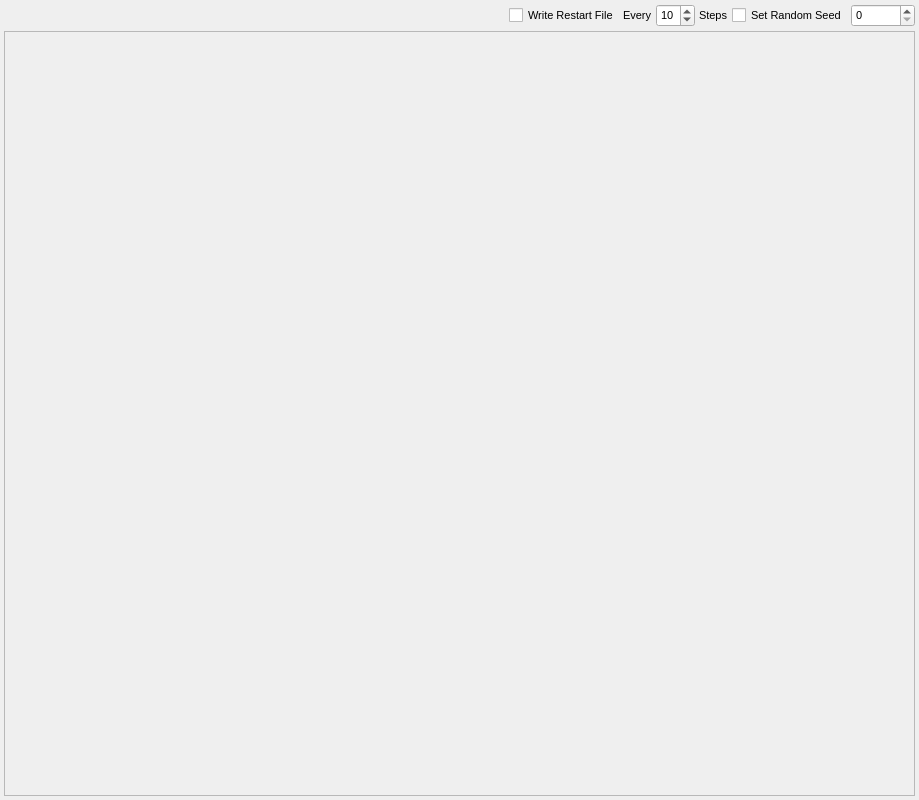
Old version of the form src/gui/processingtab.ui in the repository disorderedmaterials/dissolve.
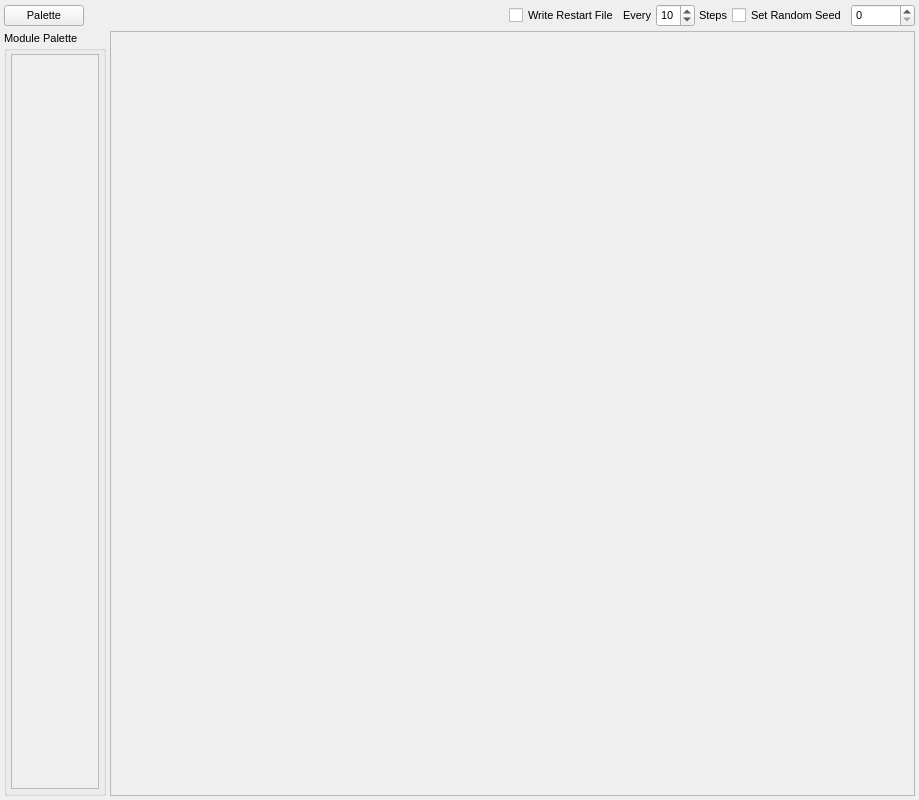
New version of the form. Icons and pictures are not drawn.

Commit message: Added basic ModulePalette widget, to allow drag/drop of new modules into ModuleCharts.

The edit to the form file:
```diff
--- a/src/gui/processingtab.ui
+++ b/src/gui/processingtab.ui
@@ -18,7 +18,7 @@
   <property name="windowTitle">
    <string>Form</string>
   </property>
-  <layout class="QVBoxLayout" name="verticalLayout" stretch="0,0">
+  <layout class="QVBoxLayout" name="verticalLayout_2">
    <property name="spacing">
     <number>4</number>
    </property>
@@ -36,6 +36,26 @@
    </property>
    <item>
     <layout class="QHBoxLayout" name="horizontalLayout_3">
+     <item>
+      <widget class="QPushButton" name="TogglePaletteButton">
+       <property name="text">
+        <string>Palette</string>
+       </property>
+       <property name="icon">
+        <iconset resource="icons.qrc">
+         <normaloff>:/general/icons/general_module.svg</normaloff>:/general/icons/general_module.svg</iconset>
+       </property>
+       <property name="iconSize">
+        <size>
+         <width>18</width>
+         <height>18</height>
+        </size>
+       </property>
+       <property name="checkable">
+        <bool>true</bool>
+       </property>
+      </widget>
+     </item>
      <item>
       <spacer name="horizontalSpacer">
        <property name="orientation">
@@ -115,7 +135,76 @@
     </layout>
    </item>
    <item>
-    <widget class="QScrollArea" name="ScrollArea">
+    <layout class="QHBoxLayout" name="horizontalLayout_2">
+     <property name="spacing">
+      <number>4</number>
+     </property>
+     <item>
+      <widget class="QGroupBox" name="PaletteGroup">
+       <property name="title">
+        <string>Module Palette</string>
+       </property>
+       <layout class="QVBoxLayout" name="verticalLayout">
+        <property name="spacing">
+         <number>4</number>
+        </property>
+        <property name="leftMargin">
+         <number>4</number>
+        </property>
+        <property name="topMargin">
+         <number>4</number>
+        </property>
+        <property name="rightMargin">
+         <number>4</number>
+        </property>
+        <property name="bottomMargin">
+         <number>4</number>
+        </property>
+        <item>
+         <widget class="QScrollArea" name="PaletteScrollArea">
+          <property name="widgetResizable">
+           <bool>true</bool>
+          </property>
+          <widget class="QWidget" name="scrollAreaWidgetContents_2">
+           <property name="geometry">
+            <rect>
+             <x>0</x>
+             <y>0</y>
+             <width>78</width>
+             <height>729</height>
+            </rect>
+           </property>
+           <layout class="QVBoxLayout" name="verticalLayout_3">
+            <property name="spacing">
+             <number>4</number>
+            </property>
+            <property name="leftMargin">
+             <number>4</number>
+            </property>
+            <property name="topMargin">
+             <number>4</number>
+            </property>
+            <property name="rightMargin">
+             <number>4</number>
+            </property>
+            <property name="bottomMargin">
+             <number>4</number>
+            </property>
+           </layout>
+          </widget>
+         </widget>
+        </item>
+       </layout>
+      </widget>
+     </item>
+     <item>
+      <widget class="QScrollArea" name="ModuleScrollArea">
+       <property name="sizePolicy">
+        <sizepolicy hsizetype="Expanding" vsizetype="Expanding">
+         <horstretch>4</horstretch>
+         <verstretch>0</verstretch>
+        </sizepolicy>
+       </property>
      <property name="horizontalScrollBarPolicy">
       <enum>Qt::ScrollBarAlwaysOff</enum>
      </property>
@@ -130,12 +219,14 @@
        <rect>
         <x>0</x>
         <y>0</y>
-        <width>909</width>
-        <height>759</height>
+          <width>807</width>
+          <height>755</height>
        </rect>
       </property>
      </widget>
     </widget>
+     </item>
+    </layout>
    </item>
   </layout>
  </widget>
```
Lines whose indentation alone changed are shown as unchanged. The commit also changes 12 other files.
